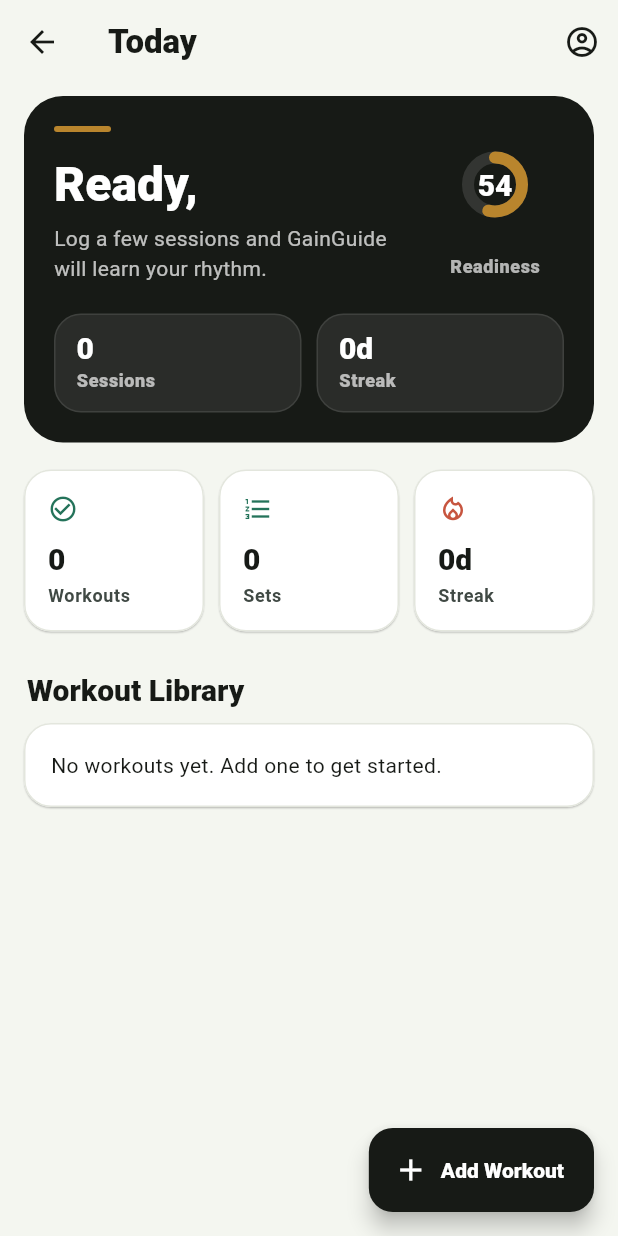
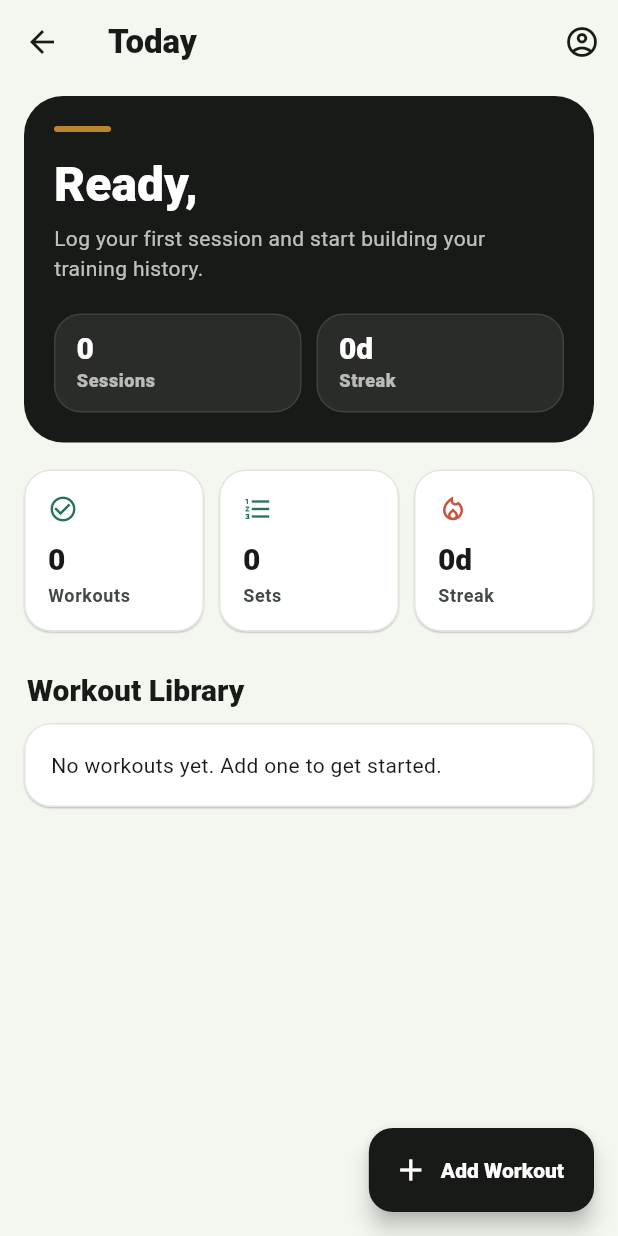
Before and after one commit to GabePearse/gain_guide, a Flutter app: the HomePage screen opened directly, on a phone screen of 412 x 824 dp. Run offline on Flutter 3.47's test engine with Material 3 defaults, Android fonts, the phone set to English and light mode, and no system bars; our stand-ins replace flutter_local_notifications, flutter_timezone, google_sign_in, sign_in_with_apple, sqflite, sqflite_common_ffi_web and 2 more; accounts and stored records are empty.

Commit message:
Remove readiness score

```diff
--- a/lib/pages/home_page.dart
+++ b/lib/pages/home_page.dart
@@ -48,27 +48,6 @@ class HomePage extends StatelessWidget {
     }
 
     return streak;
-  }
-
-  int _readinessScore({
-    required List<Workout> history,
-    required int streak,
-    required int reminderConfidence,
-  }) {
-    final recentWorkouts = history.where((workout) {
-      final completedAt = workout.completedAt;
-      if (completedAt == null) {
-        return false;
-      }
-
-      return completedAt.isAfter(
-        DateTime.now().subtract(const Duration(days: 7)),
-      );
-    }).length;
-
-    final base = 54 + (recentWorkouts * 7) + (streak * 4);
-    final smartBoost = reminderConfidence ~/ 8;
-    return (base + smartBoost).clamp(42, 96).toInt();
   }
 
   Future<void> _showAddWorkoutDialog(BuildContext context) async {
@@ -246,11 +225,6 @@ class HomePage extends StatelessWidget {
     final reminder = provider.smartReminder;
     final timeFormat = DateFormat('h:mm a');
     final streak = _currentStreak(history);
-    final readiness = _readinessScore(
-      history: history,
-      streak: streak,
-      reminderConfidence: reminder?.confidence ?? 0,
-    );
 
     return Scaffold(
       appBar: AppBar(
@@ -325,12 +299,8 @@ class HomePage extends StatelessWidget {
                           const SizedBox(height: 8),
                           Text(
                             history.isEmpty
-                                ? 'Log a few sessions and GainGuide will learn your rhythm.'
-                                : readiness >= 80
-                                    ? 'Great day to push. Keep the work crisp.'
-                                    : readiness >= 65
-                                        ? 'Solid training window. Stay deliberate.'
-                                        : 'Keep it light and build momentum.',
+                                ? 'Log your first session and start building your training history.'
+                                : 'Keep your training consistent and your progress moving.',
                             style:
                                 Theme.of(context).textTheme.bodyMedium?.copyWith(
                                       color:
@@ -340,8 +310,6 @@ class HomePage extends StatelessWidget {
                         ],
                       ),
                     ),
-                    const SizedBox(width: 16),
-                    _ReadinessScore(score: readiness),
                   ],
                 ),
                 const SizedBox(height: 20),
@@ -524,54 +492,6 @@ class HomePage extends StatelessWidget {
   }
 }
 
-class _ReadinessScore extends StatelessWidget {
-  final int score;
-
-  const _ReadinessScore({required this.score});
-
-  @override
-  Widget build(BuildContext context) {
-    return SizedBox(
-      width: 92,
-      child: Column(
-        children: [
-          SizedBox(
-            width: 78,
-            height: 78,
-            child: Stack(
-              alignment: Alignment.center,
-              children: [
-                CircularProgressIndicator(
-                  value: score / 100,
-                  strokeWidth: 8,
-                  backgroundColor: Colors.white.withValues(alpha: 0.12),
-                  color: AppTheme.gold,
-                  strokeCap: StrokeCap.round,
-                ),
-                Text(
-                  '$score',
-                  style: Theme.of(context).textTheme.titleLarge?.copyWith(
-                        color: Colors.white,
-                        fontWeight: FontWeight.w900,
-                      ),
-                ),
-              ],
-            ),
-          ),
-          const SizedBox(height: 8),
-          Text(
-            'Readiness',
-            style: Theme.of(context).textTheme.bodySmall?.copyWith(
-                  color: Colors.white.withValues(alpha: 0.68),
-                  fontWeight: FontWeight.w800,
-                ),
-          ),
-        ],
-      ),
-    );
-  }
-}
-
 class _HeroPill extends StatelessWidget {
   final String label;
   final String value;
```
